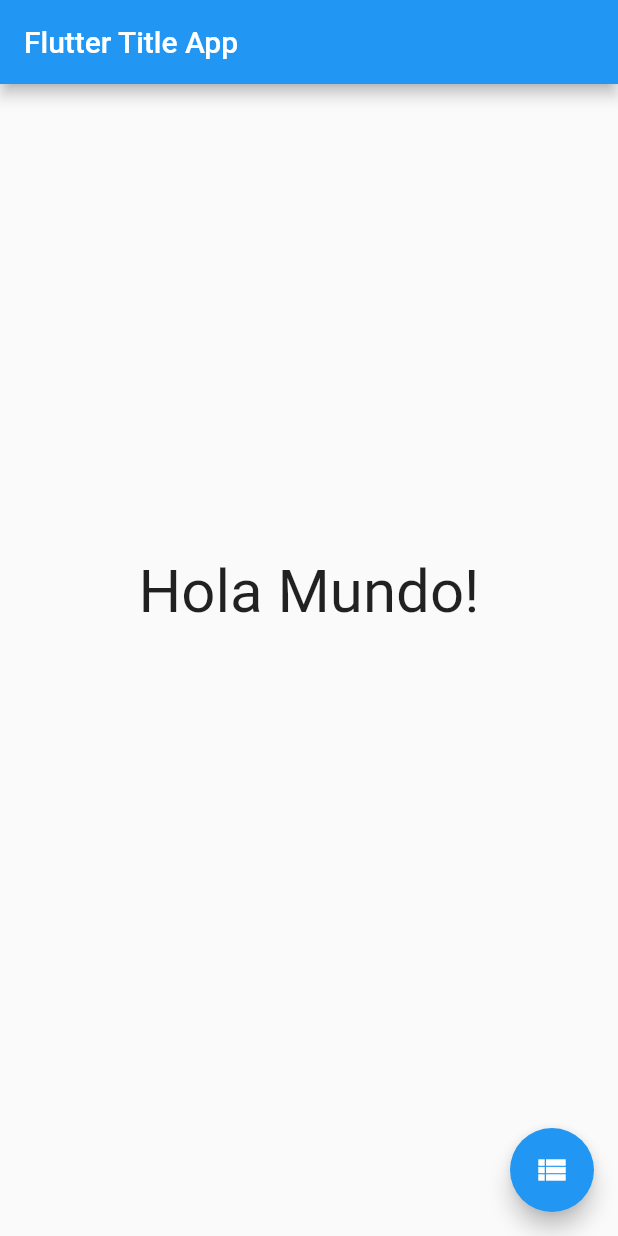
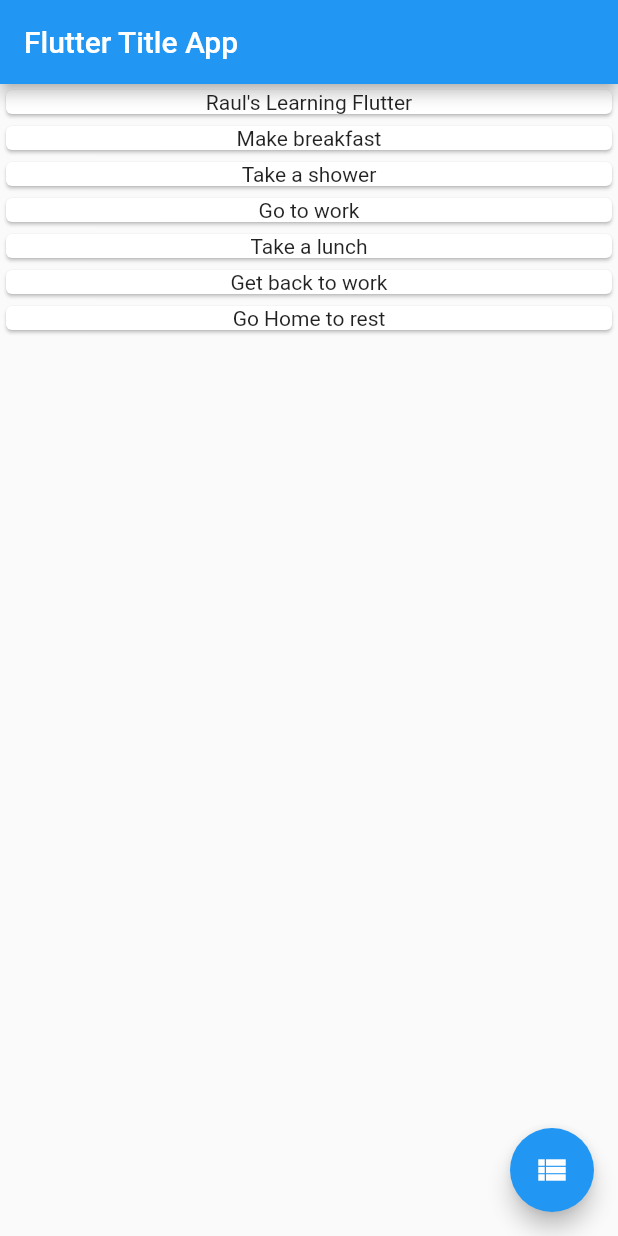
Before and after one commit to raulgiron/having_fun_with_basic_flutter, a Flutter app: the screen it shows after launch, after a tap on the "view list" icon, on a phone screen of 412 x 824 dp. Run offline on Flutter 3.47's test engine with Material 2 defaults, Android fonts, the phone set to English and light mode, and no system bars.

Commit message:
column and statelesswidget

```diff
--- a/lib/main.dart
+++ b/lib/main.dart
@@ -1,24 +1,57 @@
-import 'package:flutter/foundation.dart';
-import 'package:flutter/material.dart';
+import "package:flutter/foundation.dart";
+import "package:flutter/material.dart";
 
 void main() {
-  runApp(MaterialApp(
-    title: 'MyApp',
+  runApp(MyApp());
+}
+
+class MyApp extends StatelessWidget {
+  MyApp({super.key});
+
+  List<String> notes = [
+    "Raul's Learning Flutter",
+    "Make breakfast",
+    "Take a shower",
+    "Go to work",
+    "Take a lunch",
+    "Get back to work",
+    "Go Home to rest",
+  ];
+
+  @override
+  Widget build(BuildContext context) {
+    return MaterialApp(
+      title: "MyApp",
       home: Scaffold(
         appBar: AppBar(
-        title: const Text('Flutter Title App'),
+          title: const Text("Flutter Title App"),
         ),
-      body: const Center(
-        child: Text('Hola Mundo!', style: TextStyle(height: -1, fontSize: 40)),
+        body: Column(
+          children: notes.map((e) => Reminders(e)).toList(),
         ),
         floatingActionButton: FloatingActionButton(
           onPressed: (() {
             if (kDebugMode) {
-            print('Click');
+              print("Pressed Click Button");
             }
           }),
           child: const Icon(Icons.view_list),
         ),
       ),
-  ));
+    );
   }
+}
+
+class Reminders extends StatelessWidget {
+  Reminders(this.note, {super.key});
+  String note;
+
+  @override
+  Widget build(BuildContext context) {
+    return Card(
+      child: Center(
+        child: Text(note),
+      ),
+    );
+  }
+}
```
Lines whose indentation alone changed are shown as unchanged.
